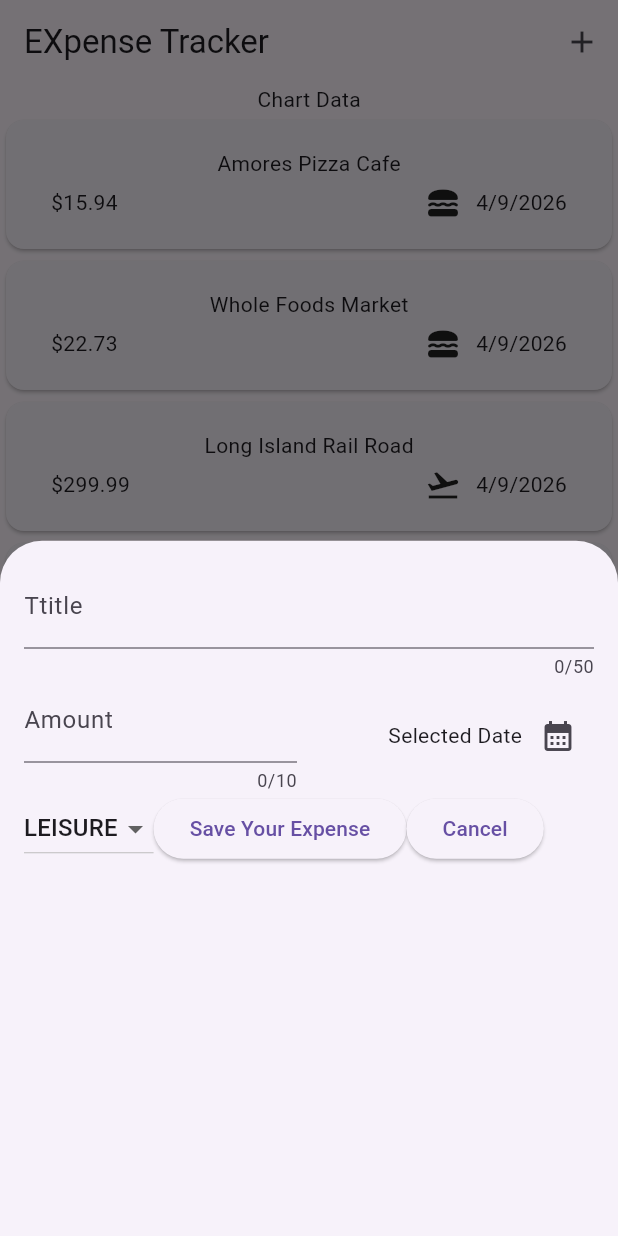
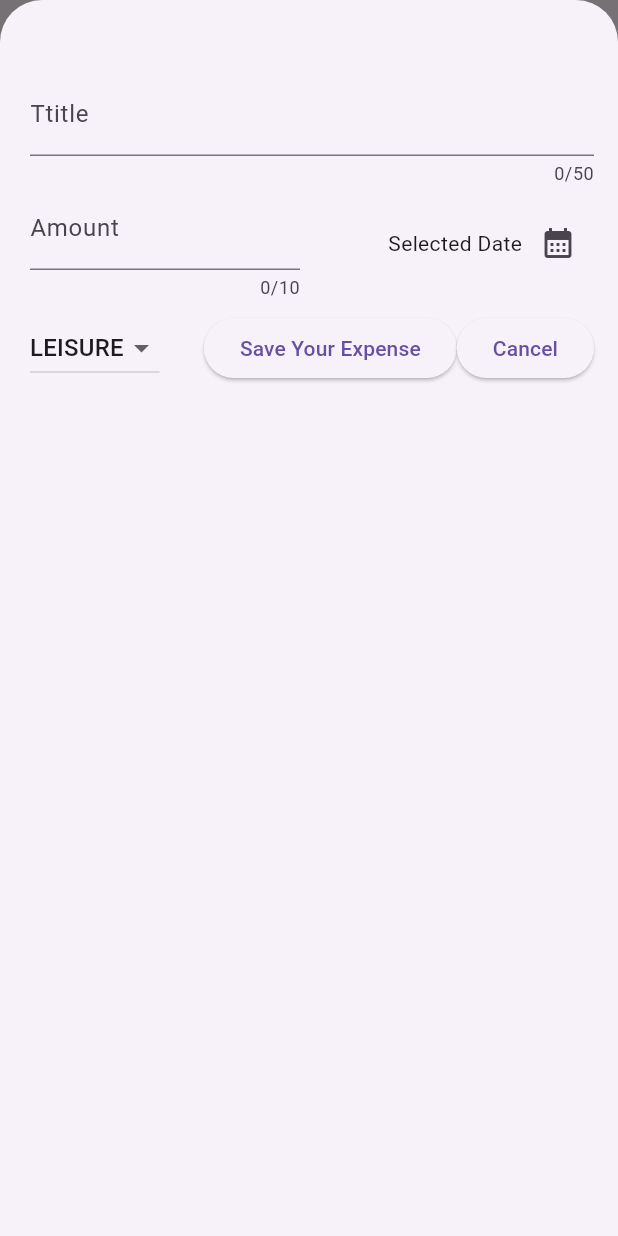
Before and after one commit to Jadenmcko/jaden_expensetracker_march24, a Flutter app: the screen it shows after launch, after a tap on the "add" icon, on a phone screen of 412 x 824 dp. Run offline on Flutter 3.47's test engine with Material 3 defaults, Android fonts, the phone set to English and light mode, and no system bars.

Commit message:
We added functionality on the swipping of the expenses. Additionally updated function for adding and removing functions. April 9th

```diff
--- a/lib/widgets/expenses.dart
+++ b/lib/widgets/expenses.dart
@@ -12,7 +12,18 @@ class Expenses extends StatefulWidget{
 }
 class _ExpensesState extends State<Expenses>{
   void _openAddExpenseOverlay(){
-    showModalBottomSheet(context: context, builder: (ctx) => Newexpense());
+    showModalBottomSheet(isScrollControlled: true,
+    context: context, builder: (ctx) => Newexpense(onAddExpense: _addExpense));
+  }
+  void _addExpense(Expense expense){
+    setState(() {
+      _registeredExpenses.add(expense);
+    });
+  }
+  void _removeExpense(Expense expense){
+    setState(() {
+      _registeredExpenses.remove(expense);
+    });
   }
   final List<Expense> _registeredExpenses = [
     Expense(title: "Amores Pizza Cafe", amount: 15.94, date: DateTime.now(), category: Category.food),
@@ -30,7 +41,9 @@ class _ExpensesState extends State<Expenses>{
       Text("Chart Data"),
       // SizedBox(height: 30),
       Expanded(
-        child: Expenseslist(expenses: _registeredExpenses))],
+        child: Expenseslist(
+          onRemoveExpense: _removeExpense,
+          expenses: _registeredExpenses))],
         ),
       );
   }
--- a/lib/widgets/expensesList/expensesList.dart
+++ b/lib/widgets/expensesList/expensesList.dart
@@ -3,11 +3,18 @@ import 'package:jaden_expensetracker_march24/models/expense.dart';
 import 'package:jaden_expensetracker_march24/widgets/expensesList/expensesItem.dart';
 
 class Expenseslist extends StatelessWidget{
-  const Expenseslist({super.key, required this.expenses});
+  const Expenseslist({super.key, required this.expenses, required this.onRemoveExpense});
+  final void Function(Expense expense) onRemoveExpense;
   final List<Expense> expenses;
   @override
   Widget build(BuildContext context) {
     return ListView.builder(itemCount:expenses.length,
-    itemBuilder: (ctx, index) => Expensesitem(expense: expenses[index]));
+    itemBuilder: (ctx, index) => Dismissible(key: ValueKey(expenses[index]),
+    onDismissed: (direction){
+      onRemoveExpense(expenses[index]);
+    },
+      child: Expensesitem(expense: expenses[index])
+    )
+    );
   }
 }
--- a/lib/widgets/newExpense.dart
+++ b/lib/widgets/newExpense.dart
@@ -4,7 +4,8 @@ import 'package:flutter/widgets.dart';
 import 'package:intl/intl.dart';
 final formatter = DateFormat.yMd();
 class Newexpense extends StatefulWidget{
-  const Newexpense({super.key});
+  const Newexpense({super.key, required this.onAddExpense});
+  final void Function(Expense expense) onAddExpense;
   State<Newexpense> createState(){
     return _NewexpenseState();
   }
@@ -15,6 +16,24 @@ class _NewexpenseState extends State<Newexpense>{
   DateTime? _selectedDate;
   // apr 8
   Category _selectedCategory = Category.leisure;
+  void _submitExpenseData(){
+    final enteredAmount = double.tryParse(_amountController.text);
+    final amountisInvalid = enteredAmount == null || enteredAmount <= 0;
+    if (_titleController.text.trim().isEmpty || amountisInvalid || _selectedDate == null){
+      //errorrr
+      showDialog(context: context, builder: (ctx) => AlertDialog(
+        title: const Text("Invalid Inout!"),
+        content: const Text("Please make sure you into a valid title, amount, and date"),
+        actions: [TextButton(onPressed: (){
+          Navigator.pop(ctx);
+        }, child: const Text("Understood"))],
+      )); return;
+    }
+    // save it otherwise
+    widget.onAddExpense(
+      Expense(title: _titleController.text, amount: enteredAmount, date: _selectedDate!, category: _selectedCategory)
+    );
+  }
   void _presentDatePicker() async{
     final now = DateTime.now();
     final firstDate = DateTime(now.year -1, now.month, now.day);
@@ -33,7 +52,7 @@ class _NewexpenseState extends State<Newexpense>{
   @override
   Widget build(BuildContext context) {
     // TODO: implement build
-    return Padding(padding: EdgeInsets.all(16),
+    return Padding(padding: EdgeInsets.fromLTRB(20, 48, 16, 16),
     child: Column(children: [
       TextField(controller: _titleController,
       maxLength: 50, keyboardType: TextInputType.name, decoration: InputDecoration(
@@ -58,7 +77,7 @@ class _NewexpenseState extends State<Newexpense>{
               ],))
             ],
           ),
-
+          SizedBox(height: 8,),
         Row(children: [
           DropdownButton(
             // apr 8
@@ -75,10 +94,11 @@ class _NewexpenseState extends State<Newexpense>{
               _selectedCategory = value;
             });
            }),
-          ElevatedButton(onPressed: (){
-          print(_titleController.text);
-          print(_amountController);
-        }, child: Text("Save Your Expense")),
+           Spacer(),
+          ElevatedButton(onPressed: _submitExpenseData,
+          // print(_titleController.text);
+          // print(_amountController);
+        child: Text("Save Your Expense")),
         ElevatedButton(onPressed: (){
           // make a cancel button
           Navigator.pop(context);
```
